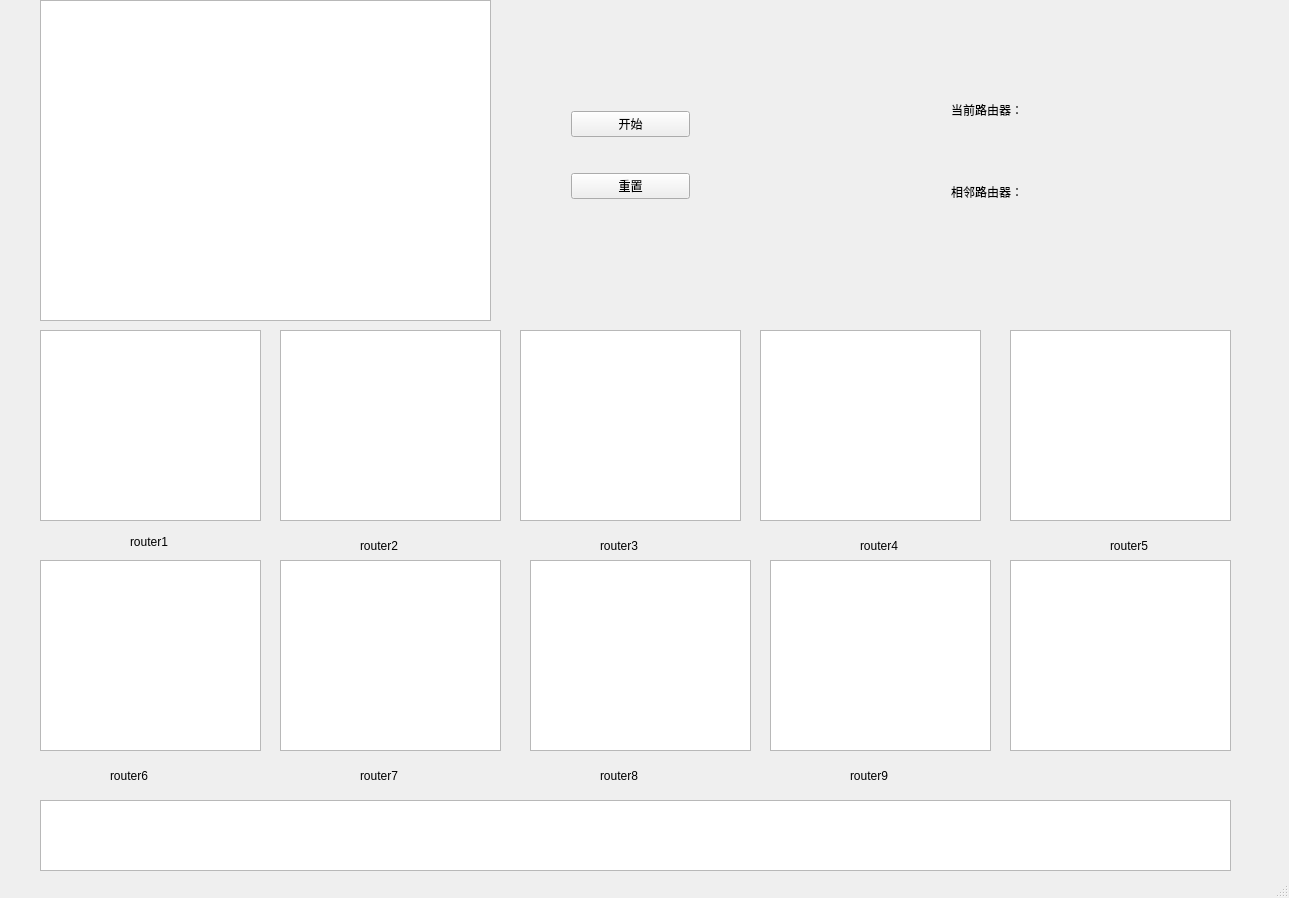
lwenxu/Rip_Qt, file Rip_Qt/Rip.ui: the form before one commit.
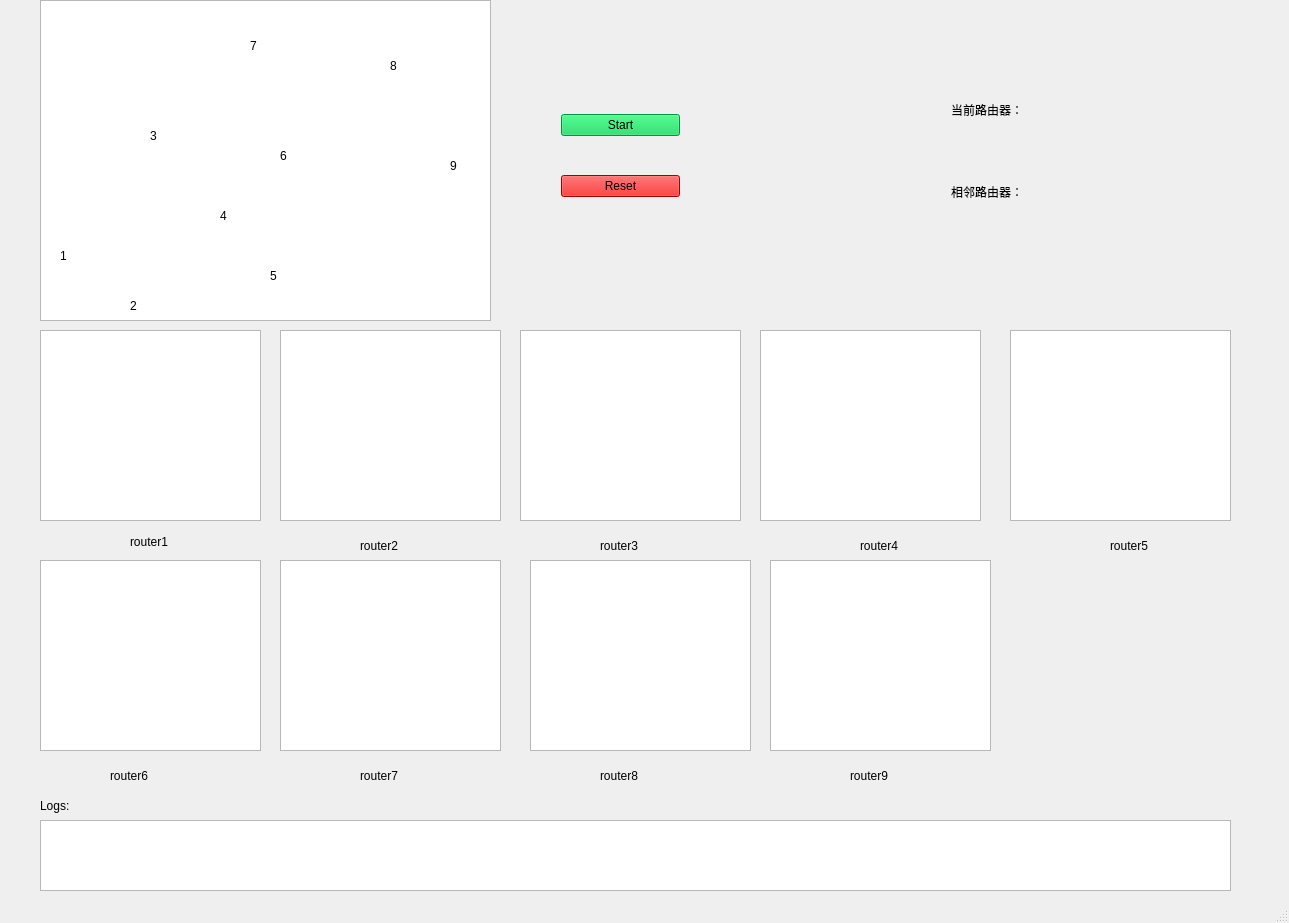
The form after the commit. Icons and pictures are not drawn.

What changed in the file:
```diff
--- a/Rip_Qt/Rip.ui
+++ b/Rip_Qt/Rip.ui
@@ -7,13 +7,19 @@
     <x>0</x>
     <y>0</y>
     <width>1289</width>
-    <height>898</height>
+    <height>923</height>
    </rect>
   </property>
   <property name="windowTitle">
    <string>MainWindow</string>
   </property>
+  <property name="styleSheet">
+   <string notr="true"/>
+  </property>
   <widget class="QWidget" name="centralWidget">
+   <property name="styleSheet">
+    <string notr="true"/>
+   </property>
    <widget class="QGraphicsView" name="graphicsView">
     <property name="geometry">
      <rect>
@@ -153,7 +159,7 @@
    <widget class="QWidget" name="layoutWidget">
     <property name="geometry">
      <rect>
-      <x>560</x>
+      <x>550</x>
       <y>70</y>
       <width>141</width>
       <height>171</height>
@@ -162,15 +168,23 @@
     <layout class="QVBoxLayout" name="verticalLayout_18">
      <item>
       <widget class="QPushButton" name="pushButton">
+       <property name="styleSheet">
+        <string notr="true">background-color: rgb(5, 206, 79);
+font: 14pt &quot;微软雅黑&quot;;</string>
+       </property>
        <property name="text">
-        <string>开始</string>
+        <string>Start</string>
        </property>
       </widget>
      </item>
      <item>
       <widget class="QPushButton" name="pushButton_2">
+       <property name="styleSheet">
+        <string notr="true">background-color: rgb(231, 0, 0);
+font: 14pt &quot;微软雅黑&quot;;</string>
+       </property>
        <property name="text">
-        <string>重置</string>
+        <string>Reset</string>
        </property>
       </widget>
      </item>
@@ -383,21 +397,11 @@
      </rect>
     </property>
    </widget>
-   <widget class="QTableWidget" name="tableWidget_11">
-    <property name="geometry">
-     <rect>
-      <x>1010</x>
-      <y>560</y>
-      <width>221</width>
-      <height>191</height>
-     </rect>
-    </property>
-   </widget>
    <widget class="QTextEdit" name="logs">
     <property name="geometry">
      <rect>
       <x>40</x>
-      <y>800</y>
+      <y>820</y>
       <width>1191</width>
       <height>71</height>
      </rect>
@@ -466,6 +470,139 @@
      </item>
     </layout>
    </widget>
+   <widget class="QLabel" name="label_4">
+    <property name="geometry">
+     <rect>
+      <x>40</x>
+      <y>780</y>
+      <width>71</width>
+      <height>51</height>
+     </rect>
+    </property>
+    <property name="styleSheet">
+     <string notr="true">font: 19pt &quot;Consolas&quot;;</string>
+    </property>
+    <property name="text">
+     <string>Logs:</string>
+    </property>
+   </widget>
+   <widget class="QLabel" name="label_5">
+    <property name="geometry">
+     <rect>
+      <x>60</x>
+      <y>250</y>
+      <width>54</width>
+      <height>12</height>
+     </rect>
+    </property>
+    <property name="text">
+     <string>1</string>
+    </property>
+   </widget>
+   <widget class="QLabel" name="label_6">
+    <property name="geometry">
+     <rect>
+      <x>130</x>
+      <y>300</y>
+      <width>54</width>
+      <height>12</height>
+     </rect>
+    </property>
+    <property name="text">
+     <string>2</string>
+    </property>
+   </widget>
+   <widget class="QLabel" name="label_7">
+    <property name="geometry">
+     <rect>
+      <x>150</x>
+      <y>130</y>
+      <width>54</width>
+      <height>12</height>
+     </rect>
+    </property>
+    <property name="text">
+     <string>3</string>
+    </property>
+   </widget>
+   <widget class="QLabel" name="label_16">
+    <property name="geometry">
+     <rect>
+      <x>220</x>
+      <y>210</y>
+      <width>54</width>
+      <height>12</height>
+     </rect>
+    </property>
+    <property name="text">
+     <string>4</string>
+    </property>
+   </widget>
+   <widget class="QLabel" name="label_26">
+    <property name="geometry">
+     <rect>
+      <x>270</x>
+      <y>270</y>
+      <width>54</width>
+      <height>12</height>
+     </rect>
+    </property>
+    <property name="text">
+     <string>5</string>
+    </property>
+   </widget>
+   <widget class="QLabel" name="label_27">
+    <property name="geometry">
+     <rect>
+      <x>280</x>
+      <y>150</y>
+      <width>54</width>
+      <height>12</height>
+     </rect>
+    </property>
+    <property name="text">
+     <string>6</string>
+    </property>
+   </widget>
+   <widget class="QLabel" name="label_28">
+    <property name="geometry">
+     <rect>
+      <x>250</x>
+      <y>40</y>
+      <width>54</width>
+      <height>12</height>
+     </rect>
+    </property>
+    <property name="text">
+     <string>7</string>
+    </property>
+   </widget>
+   <widget class="QLabel" name="label_29">
+    <property name="geometry">
+     <rect>
+      <x>390</x>
+      <y>60</y>
+      <width>54</width>
+      <height>12</height>
+     </rect>
+    </property>
+    <property name="text">
+     <string>8</string>
+    </property>
+   </widget>
+   <widget class="QLabel" name="label_30">
+    <property name="geometry">
+     <rect>
+      <x>450</x>
+      <y>160</y>
+      <width>54</width>
+      <height>12</height>
+     </rect>
+    </property>
+    <property name="text">
+     <string>9</string>
+    </property>
+   </widget>
   </widget>
   <widget class="QStatusBar" name="statusBar"/>
  </widget>
```
